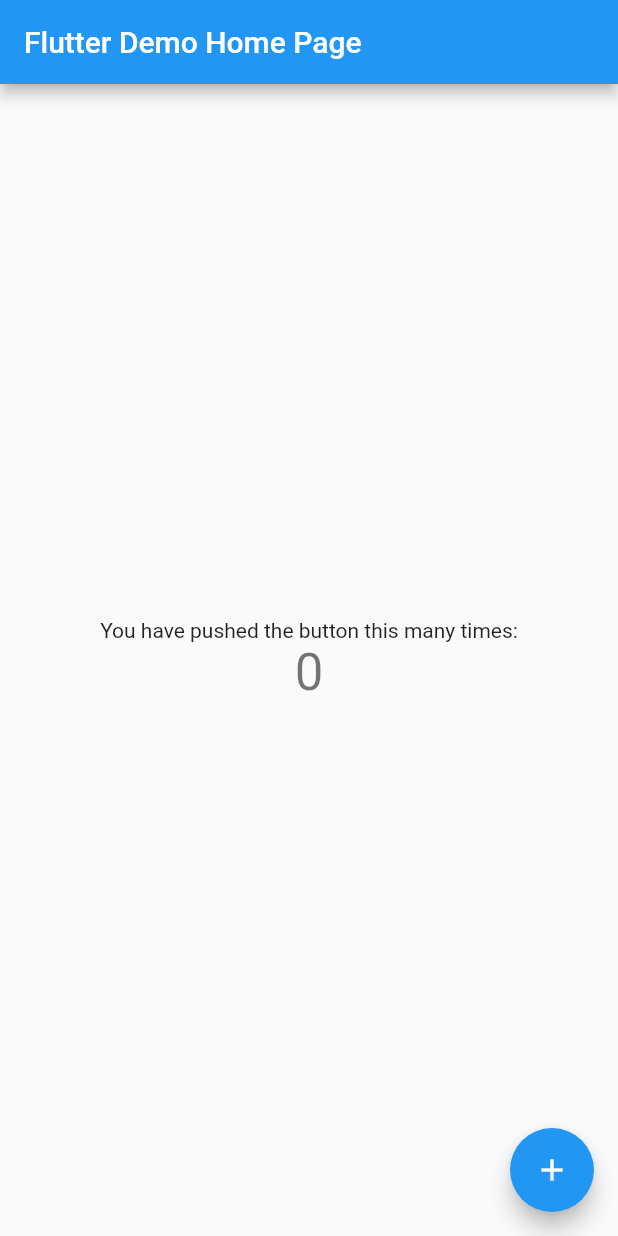
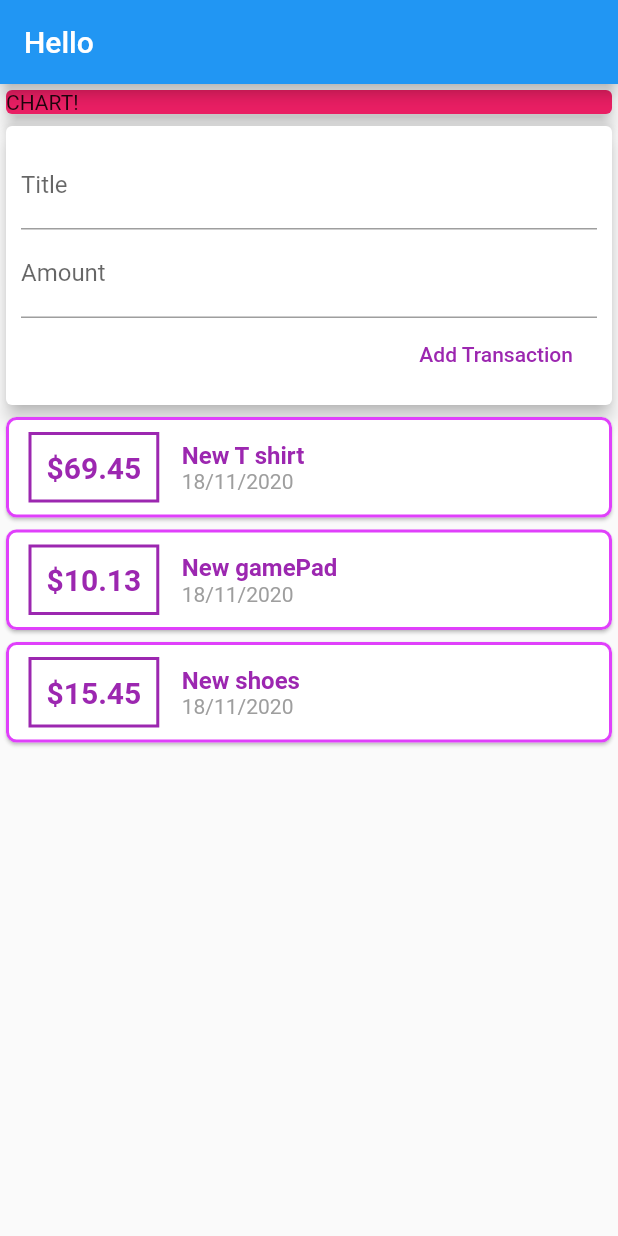
Before and after one commit to bakhanets/personal_expenses, a Flutter app: the screen it shows after launch, on a phone screen of 412 x 824 dp. Run offline on Flutter 3.47's test engine with Material 2 defaults, Android fonts, the phone set to English and light mode, and no system bars.

Commit message:
intL library added getting items from list added

```diff
--- a/lib/main.dart
+++ b/lib/main.dart
@@ -1,111 +1,132 @@
 import 'package:flutter/material.dart';
+import './transaction.dart';
+import 'package:intl/intl.dart';
 
 void main() => runApp(MyApp());
 
 class MyApp extends StatelessWidget {
-  // This widget is the root of your application.
   @override
   Widget build(BuildContext context) {
     return MaterialApp(
       title: 'Flutter Demo',
-      theme: ThemeData(
-        // This is the theme of your application.
-        //
-        // Try running your application with "flutter run". You'll see the
-        // application has a blue toolbar. Then, without quitting the app, try
-        // changing the primarySwatch below to Colors.green and then invoke
-        // "hot reload" (press "r" in the console where you ran "flutter run",
-        // or simply save your changes to "hot reload" in a Flutter IDE).
-        // Notice that the counter didn't reset back to zero; the application
-        // is not restarted.
-        primarySwatch: Colors.blue,
-      ),
-      home: MyHomePage(title: 'Flutter Demo Home Page'),
+      home: MyHomePage(),
     );
   }
 }
 
-class MyHomePage extends StatefulWidget {
-  MyHomePage({Key key, this.title}) : super(key: key);
-
-  // This widget is the home page of your application. It is stateful, meaning
-  // that it has a State object (defined below) that contains fields that affect
-  // how it looks.
-
-  // This class is the configuration for the state. It holds the values (in this
-  // case the title) provided by the parent (in this case the App widget) and
-  // used by the build method of the State. Fields in a Widget subclass are
-  // always marked "final".
-
-  final String title;
-
-  @override
-  _MyHomePageState createState() => _MyHomePageState();
-}
-
-class _MyHomePageState extends State<MyHomePage> {
-  int _counter = 0;
-
-  void _incrementCounter() {
-    setState(() {
-      // This call to setState tells the Flutter framework that something has
-      // changed in this State, which causes it to rerun the build method below
-      // so that the display can reflect the updated values. If we changed
-      // _counter without calling setState(), then the build method would not be
-      // called again, and so nothing would appear to happen.
-      _counter++;
-    });
-  }
+class MyHomePage extends StatelessWidget {
+  final List<Transaction> transactions = [
+    Transaction(
+        id: 't1', title: 'New T shirt', amount: 69.45, date: DateTime.now()),
+    Transaction(
+        id: 't1', title: 'New gamePad', amount: 10.13, date: DateTime.now()),
+    Transaction(
+        id: 't1', title: 'New shoes', amount: 15.45, date: DateTime.now()),
+  ];
 
   @override
   Widget build(BuildContext context) {
-    // This method is rerun every time setState is called, for instance as done
-    // by the _incrementCounter method above.
-    //
-    // The Flutter framework has been optimized to make rerunning build methods
-    // fast, so that you can just rebuild anything that needs updating rather
-    // than having to individually change instances of widgets.
     return Scaffold(
         appBar: AppBar(
-        // Here we take the value from the MyHomePage object that was created by
-        // the App.build method, and use it to set our appbar title.
-        title: Text(widget.title),
+          title: Text('Hello'),
         ),
-      body: Center(
-        // Center is a layout widget. It takes a single child and positions it
-        // in the middle of the parent.
+        body: Column(
+          //mainAxisAlignment: MainAxisAlignment.start,
+          crossAxisAlignment: CrossAxisAlignment.stretch,
+
+          children: <Widget>[
+            Container(
+              width: double.infinity,
+              child: Card(
+                color: Colors.pink,
+                child: Text('CHART!'),
+                elevation: 5,
+              ),
+            ),
+            Card(
+              elevation: 5,
+              child: Container(
+                padding: EdgeInsets.all(10),
                 child: Column(
-          // Column is also a layout widget. It takes a list of children and
-          // arranges them vertically. By default, it sizes itself to fit its
-          // children horizontally, and tries to be as tall as its parent.
-          //
-          // Invoke "debug painting" (press "p" in the console, choose the
-          // "Toggle Debug Paint" action from the Flutter Inspector in Android
-          // Studio, or the "Toggle Debug Paint" command in Visual Studio Code)
-          // to see the wireframe for each widget.
-          //
-          // Column has various properties to control how it sizes itself and
-          // how it positions its children. Here we use mainAxisAlignment to
-          // center the children vertically; the main axis here is the vertical
-          // axis because Columns are vertical (the cross axis would be
-          // horizontal).
-          mainAxisAlignment: MainAxisAlignment.center,
+                  crossAxisAlignment: CrossAxisAlignment.end,
                   children: <Widget>[
-            Text(
-              'You have pushed the button this many times:',
+                    TextField(
+                      decoration: InputDecoration(
+                        labelText: 'Title',
                       ),
-            Text(
-              '$_counter',
-              style: Theme.of(context).textTheme.headline4,
                     ),
+                    TextField(
+                      decoration: InputDecoration(
+                        labelText: 'Amount',
+                      ),
+                    ),
+                    FlatButton(
+                      child: Text('Add Transaction'),
+                      textColor: Colors.purple,
+                      onPressed: () {},
+                    )
                   ],
                 ),
               ),
-      floatingActionButton: FloatingActionButton(
-        onPressed: _incrementCounter,
-        tooltip: 'Increment',
-        child: Icon(Icons.add),
-      ), // This trailing comma makes auto-formatting nicer for build methods.
+            ),
+            Column(
+              children: transactions.map((tx) {
+                return Container(
+                  child: Card(
+                    shape: new RoundedRectangleBorder(
+                      side: new BorderSide(
+                          color: Colors.purpleAccent, width: 2.0),
+                      borderRadius: BorderRadius.circular(7.0),
+                    ),
+                    child: Row(
+                      children: <Widget>[
+                        Container(
+                          child: Text(
+                            '\$${tx.amount}',
+                            style: TextStyle(
+                              fontWeight: FontWeight.bold,
+                              fontSize: 20,
+                              color: Colors.purple,
+                            ),
+                          ),
+                          margin: EdgeInsets.symmetric(
+                            vertical: 10,
+                            horizontal: 15,
+                          ),
+                          decoration: BoxDecoration(
+                            border: Border.all(
+                              color: Colors.purple,
+                              width: 2,
+                            ),
+                          ),
+                          padding: EdgeInsets.all(10),
+                        ),
+                        Column(
+                          crossAxisAlignment: CrossAxisAlignment.start,
+                          children: <Widget>[
+                            Text(
+                              tx.title,
+                              style: TextStyle(
+                                fontWeight: FontWeight.bold,
+                                fontSize: 16,
+                                color: Colors.purple,
+                              ),
+                            ),
+                            Text(
+                              DateFormat('d/M/y').format(tx.date),
+                              style: TextStyle(
+                                color: Colors.grey,
+                              ),
+                            )
+                          ],
+                        )
+                      ],
+                    ),
+                  ),
                 );
+              }).toList(),
+            )
+          ],
+        ));
   }
 }
--- a/pubspec.yaml
+++ b/pubspec.yaml
@@ -19,6 +19,7 @@ environment:
 dependencies:
   flutter:
     sdk: flutter
+  intl: ^0.16.1
 
   # The following adds the Cupertino Icons font to your application.
   # Use with the CupertinoIcons class for iOS style icons.
```
Also changed, not shown: pubspec.lock. Lines whose indentation alone changed are shown as unchanged.
